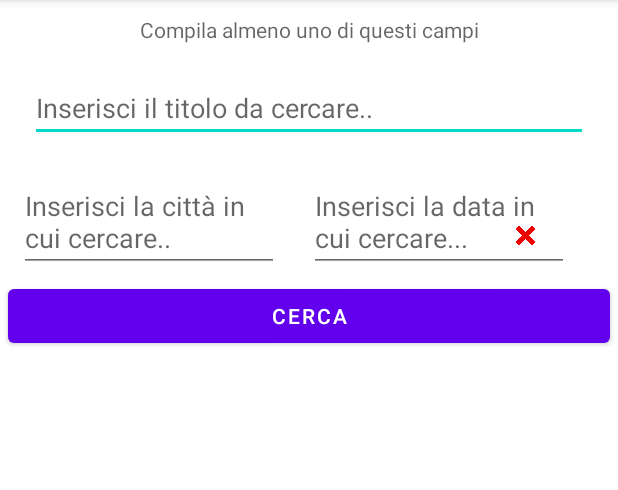
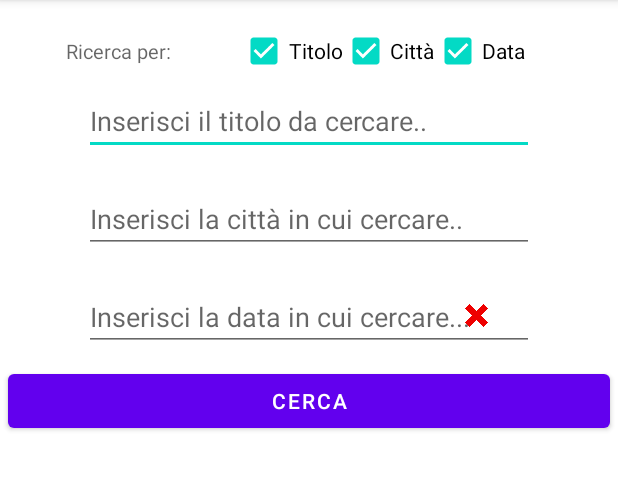
Before and after one commit to MatteoCappe/Place-to-Be, an Android app: the fragment SearchEventFragment shown on its own in the app's theme, on a phone screen of 412 x 824 dp, the part 84-574 px from its top. Run offline under Robolectric (Android 15) with nearby library versions, the phone set to English and light mode, and no system bars.

Commit message:
search event con checkboxes, fix errori grafici
la prossima è l'ultima se dio vuole

```diff
--- a/NomeApp/app/src/main/java/com/nomeapp/activities/AddEventActivity.kt
+++ b/NomeApp/app/src/main/java/com/nomeapp/activities/AddEventActivity.kt
@@ -134,7 +134,7 @@ class AddEventActivity : AppCompatActivity() {
                     Time.setError(getString(R.string.emptyError))
                     return
                 }
-                else if (myCalendar.timeInMillis < System.currentTimeMillis() - 86400000) { //TODO: && check su ora?
+                else if (myCalendar.timeInMillis < System.currentTimeMillis() - 86400000) {
                     Date.setError("Non puoi scegliere un giorno già passato!")
                 }
                 else {
--- a/NomeApp/app/src/main/java/com/nomeapp/activities/FavouritesActivity.kt
+++ b/NomeApp/app/src/main/java/com/nomeapp/activities/FavouritesActivity.kt
@@ -95,8 +95,6 @@ class FavouritesActivity: AppCompatActivity() {
                 else {
                     for (id in user!!.Favourites!!) {
                         event = getEventByID(this@FavouritesActivity, id)
-                        //TODO: magari anzichè toglierli dalla vista metti uno sfondo rosso o la scritta "terminato"
-                        //TODO: da fare tramite eventAdapter
                         eventList!!.add(event!!)
                     }
 
--- a/NomeApp/app/src/main/java/com/nomeapp/activities/UpdateMyEventActivity.kt
+++ b/NomeApp/app/src/main/java/com/nomeapp/activities/UpdateMyEventActivity.kt
@@ -112,7 +112,7 @@ class UpdateMyEventActivity: AppCompatActivity() {
                 }
 
                 else if (myCalendar.timeInMillis < System.currentTimeMillis() &&
-                        !Date.text.toString().equals(formattedDate)) { //TODO: guarda se mettere check su ora
+                        !Date.text.toString().equals(formattedDate)) {
                     Date.setError("Non puoi scegliere un giorno già passato!")
                 }
 
--- a/NomeApp/app/src/main/java/com/nomeapp/fragments/EventListFragment.kt
+++ b/NomeApp/app/src/main/java/com/nomeapp/fragments/EventListFragment.kt
@@ -61,7 +61,6 @@ class EventListFragment(): Fragment() {
                             AdapterView.OnItemClickListener { position, view, parent, id ->
                                 val EventIDFromBox: Long =
                                     view.findViewById<TextView>(R.id.EventBox_ID).text.toString().toLong()
-                                //TODO: check sulla data dell'evento prima di show
                                 val intent: Intent = Intent(context, ShowEventActivity::class.java)
                                 intent.putExtra("EventBoxID", EventIDFromBox)
                                 startActivity(intent)
--- a/NomeApp/app/src/main/java/com/nomeapp/fragments/ShowMyEventFragment.kt
+++ b/NomeApp/app/src/main/java/com/nomeapp/fragments/ShowMyEventFragment.kt
@@ -50,7 +50,6 @@ class ShowMyEventFragment(): Fragment() {
 
                                 withContext(Dispatchers.Main) {
                                     Toast.makeText(context, "Evento cancellato con successo!", Toast.LENGTH_LONG).show()
-                                    //TODO: check toast
                                     val intent: Intent = Intent(context, MainActivity::class.java)
                                     startActivity(intent)
                                 }
--- a/NomeApp/app/src/main/res/layout/fragment_searchevent.xml
+++ b/NomeApp/app/src/main/res/layout/fragment_searchevent.xml
@@ -12,44 +12,81 @@
         android:gravity="top"
         android:orientation="vertical">
 
-        <TextView
+        <LinearLayout
             android:layout_width="match_parent"
             android:layout_height="wrap_content"
+            android:layout_marginTop="10dp"
+            android:gravity="center"
+            android:orientation="horizontal">
+
+            <TextView
+                android:layout_width="wrap_content"
+                android:layout_height="wrap_content"
                 android:ems="10"
+                android:gravity="center"
                 android:inputType="text"
-            android:hint="Compila almeno uno di questi campi"
-            android:gravity="center"
-            android:layout_marginTop="10dp"/>
-
-        <EditText
-            android:id="@+id/searchTitle"
-            android:layout_width="match_parent"
-            android:layout_height="wrap_content"
-            android:layout_margin="20sp"
-            android:hint="Inserisci il titolo da cercare.."
-            android:inputType="text" />
+                android:textSize="13dp"
+                android:hint="Ricerca per: "/>
 
             <LinearLayout
                 android:layout_width="match_parent"
                 android:layout_height="wrap_content"
+                android:orientation="horizontal">
+
+                <CheckBox
+                    android:id="@+id/checkboxTitle"
+                    android:layout_width="wrap_content"
+                    android:layout_height="wrap_content"
                     android:gravity="center"
-            android:orientation="horizontal">
+                    android:text="Titolo"
+                    android:checked="true"/>
+
+                <CheckBox
+                    android:id="@+id/checkboxCity"
+                    android:layout_width="wrap_content"
+                    android:layout_height="wrap_content"
+                    android:gravity="center"
+                    android:text="Città"
+                    android:checked="true"/>
+
+                <CheckBox
+                    android:id="@+id/checkboxDate"
+                    android:layout_width="wrap_content"
+                    android:layout_height="wrap_content"
+                    android:gravity="center"
+                    android:text="Data"
+                    android:checked="true"/>
+
+            </LinearLayout>
+
+        </LinearLayout>
+
+        <EditText
+            android:id="@+id/searchTitle"
+            android:layout_gravity="center"
+            android:layout_width="300dp"
+            android:layout_height="wrap_content"
+            android:hint="Inserisci il titolo da cercare.."
+            android:inputType="text" />
 
         <EditText
             android:id="@+id/searchCity"
-                android:layout_width="173dp"
+            android:layout_gravity="center"
+            android:layout_width="300dp"
             android:layout_height="wrap_content"
-                android:hint="Inserisci la città in cui cercare.." />
+            android:layout_margin="20sp"
+            android:hint="Inserisci la città in cui cercare.."
+            android:inputType="text" />
 
         <RelativeLayout
-                android:layout_width="213dp"
+            android:layout_width="300dp"
             android:layout_height="wrap_content"
-                android:gravity="center"
+            android:layout_gravity="center"
             android:orientation="horizontal">
 
             <EditText
                 android:id="@+id/searchDate"
-                    android:layout_width="173dp"
+                android:layout_width="match_parent"
                 android:layout_height="wrap_content"
                 android:clickable="false"
                 android:cursorVisible="false"
@@ -62,19 +99,17 @@
                 android:id="@+id/ClearDate"
                 android:layout_width="15dp"
                 android:layout_height="15dp"
-                    android:layout_alignTop="@+id/searchDate"
-                    android:layout_alignEnd="@+id/searchDate"
-                    android:layout_alignBottom="@+id/searchDate"
-                    android:layout_marginTop="35dp"
-                    android:layout_marginEnd="21dp"
+                android:layout_alignParentStart="true"
+                android:layout_alignParentTop="true"
+                android:layout_marginStart="254dp"
+                android:layout_marginTop="14dp"
+                android:layout_marginEnd="80dp"
                 android:layout_marginRight="10sp"
-                    android:layout_marginBottom="17dp"
+                android:layout_marginBottom="20dp"
                 android:clickable="true"
                 app:srcCompat="@drawable/x_rossa" />
 
         </RelativeLayout>
-
-        </LinearLayout>
 
         <Button
             android:id="@+id/SearchEventButton"
--- a/NomeApp/app/src/main/res/values/strings.xml
+++ b/NomeApp/app/src/main/res/values/strings.xml
@@ -6,7 +6,7 @@
     <string name="follow">Segui</string>
     <string name="unfollow">Non seguire più</string>
     <string name="emptyError">Tutti i campi devono essere compilati!</string>
-    <string name="eventSearchError">Compila almeno uno di questi campi!</string>
+    <string name="eventSearchError">Almeno uno di questi campi deve essere compilato!</string>
     <string name="usernameError">Questo username è già in uso</string>
     <string name="open">Apri</string>
     <string name="close">Chiudi</string>
```
Also changed, not shown: NomeApp/app/src/main/java/com/nomeapp/activities/MyProfileActivity.kt (+4 -6 lines), NomeApp/app/src/main/java/com/nomeapp/activities/ShowEventActivity.kt (+4 -4 lines), NomeApp/app/src/main/java/com/nomeapp/fragments/SearchEventFragment.kt (+53 -7 lines), NomeApp/app/src/main/res/layout/activity_myprofile.xml (+27 -27 lines), NomeApp/app/src/main/res/layout/activity_showevent.xml (+33 -12 lines), 1 other file. Lines whose indentation alone changed are shown as unchanged.
